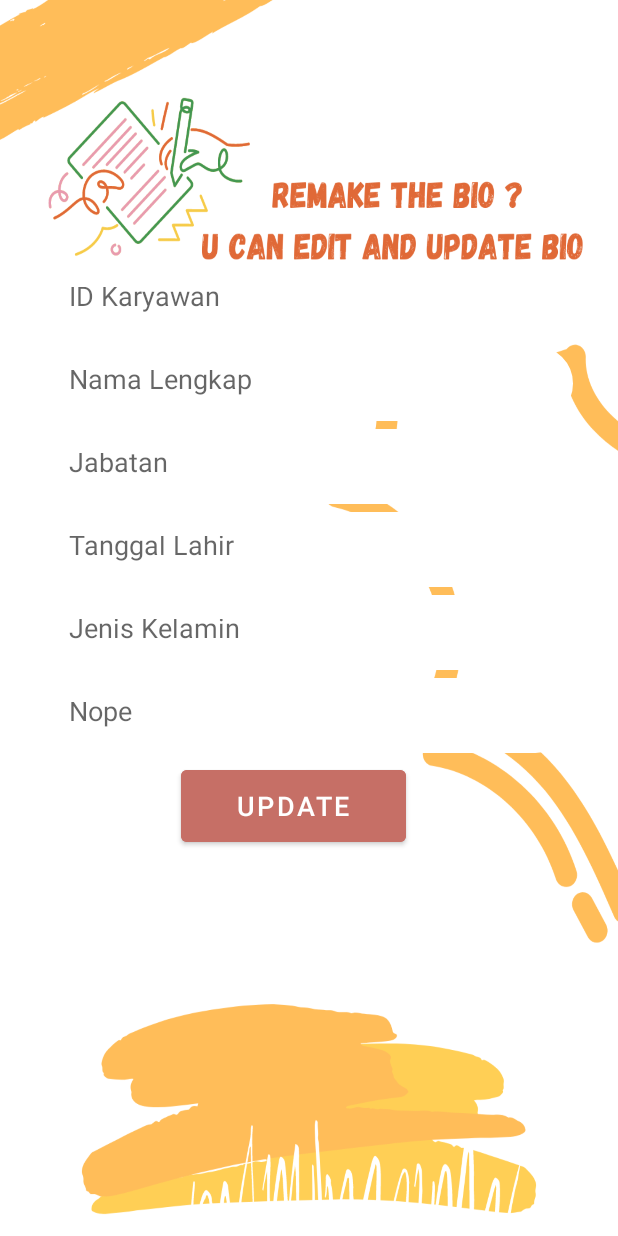
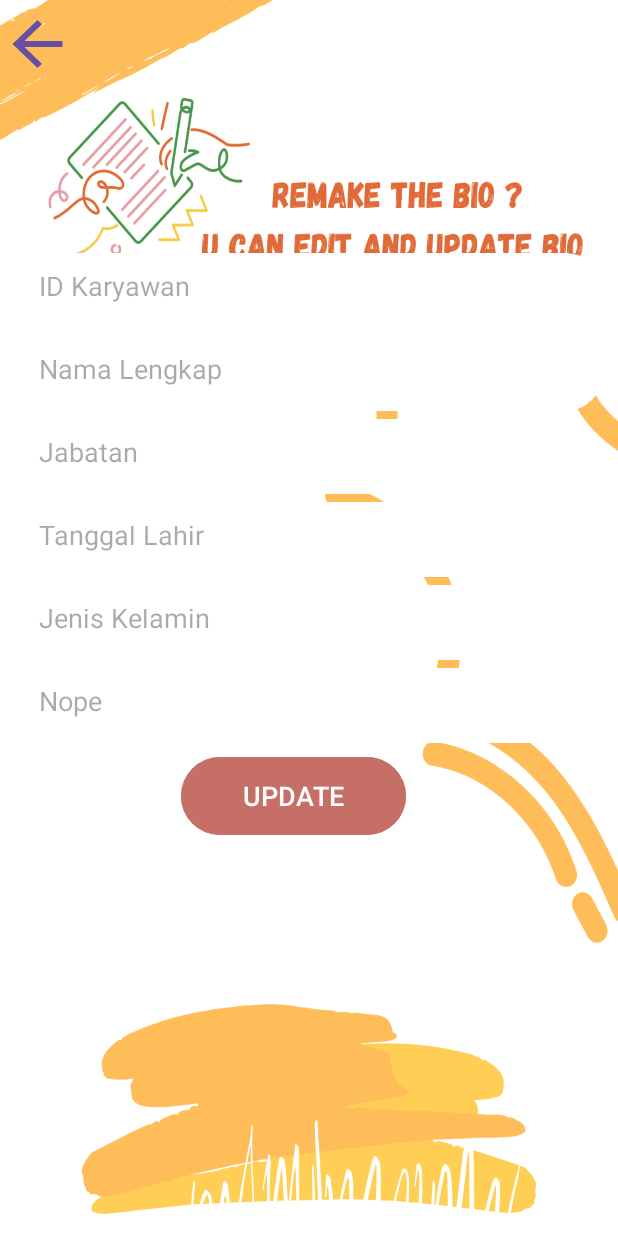
Before and after one commit to Marcell22/profilbiokaryawan, an Android app: the layout activity_update.xml on its own in the app's theme, with its tools: preview values and no code run, on a phone screen of 412 x 824 dp. Run offline under Robolectric (Android 15) with nearby library versions, the phone set to English and light mode, and no system bars.

Commit message:
commit 2 (adding back button)

```diff
--- a/app/src/main/java/com/profilbio/UpdateActivity.kt
+++ b/app/src/main/java/com/profilbio/UpdateActivity.kt
@@ -29,6 +29,12 @@ class UpdateActivity : AppCompatActivity() {
 
             updateData(idkaryawan, namalengkap, jabatan, tanggal, kelamin, nope)
         }
+
+        binding.BackUpdate.setOnClickListener {
+            val intent = Intent(this, MainActivity::class.java)
+            startActivity(intent)
+            finish()
+        }
     }
     private fun updateData(IDkaryawan: String, namalengkap: String, jabatan: String, tanggal: String, kelamin: String, nope: String){
         databaseReference = FirebaseDatabase.getInstance().getReference("Data Karyawan")
--- a/app/src/main/res/layout/activity_update.xml
+++ b/app/src/main/res/layout/activity_update.xml
@@ -9,19 +9,24 @@
     android:layout_gravity="center_vertical"
     tools:context=".UpdateActivity"
     android:background="@drawable/editupdate">
-
-    <ScrollView
-        android:layout_width="match_parent"
-        android:layout_height="match_parent">
+    <Button
+        android:layout_width="50dp"
+        android:layout_height="wrap_content"
+        android:id="@+id/BackUpdate"
+        android:background="@drawable/baseline_arrow_back_24"
+        android:backgroundTint="@color/darkbrown"
+        android:textSize="18sp"
+        android:text=""
+        android:layout_marginTop="5dp"
+        android:layout_gravity="start"
+        android:layout_marginEnd="10dp"/>
 
     <LinearLayout
         android:layout_width="match_parent"
-            android:layout_height="wrap_content"
+        android:layout_height="match_parent"
         android:orientation="vertical"
-            android:layout_marginTop="150dp"
-            android:gravity="center_horizontal"
-            android:padding="20dp">
-
+        android:layout_marginTop="110dp"
+        android:gravity="center_horizontal">
 
         <EditText
             android:layout_width="match_parent"
@@ -107,8 +112,6 @@
             android:gravity="start|center_vertical"
             android:padding="16dp"/>
 
-
-
         <Button
             android:layout_width="150dp"
             android:layout_height="60dp"
@@ -120,6 +123,4 @@
             android:layout_gravity="center"
             android:layout_marginEnd="10dp"/>
     </LinearLayout>
-    </ScrollView>
-
 </LinearLayout>
--- a/app/src/main/res/values/themes.xml
+++ b/app/src/main/res/values/themes.xml
@@ -1,6 +1,6 @@
 <resources xmlns:tools="http://schemas.android.com/tools">
     <!-- Base application theme. -->
-    <style name="Base.Theme.PROFILBIO" parent="Theme.MaterialComponents.DayNight.DarkActionBar">
+    <style name="Base.Theme.PROFILBIO" parent="Theme.Material3.DayNight.NoActionBar">
         <!-- Customize your light theme here. -->
         <!-- <item name="colorPrimary">@color/my_light_primary</item> -->
     </style>
```
Also changed, not shown: app/src/main/java/com/profilbio/DeleteActivity.kt (+8 -0 lines), app/src/main/res/layout/activity_delete.xml (+12 -0 lines), app/src/main/res/layout/activity_upload.xml (+8 -8 lines). Lines whose indentation alone changed are shown as unchanged.
